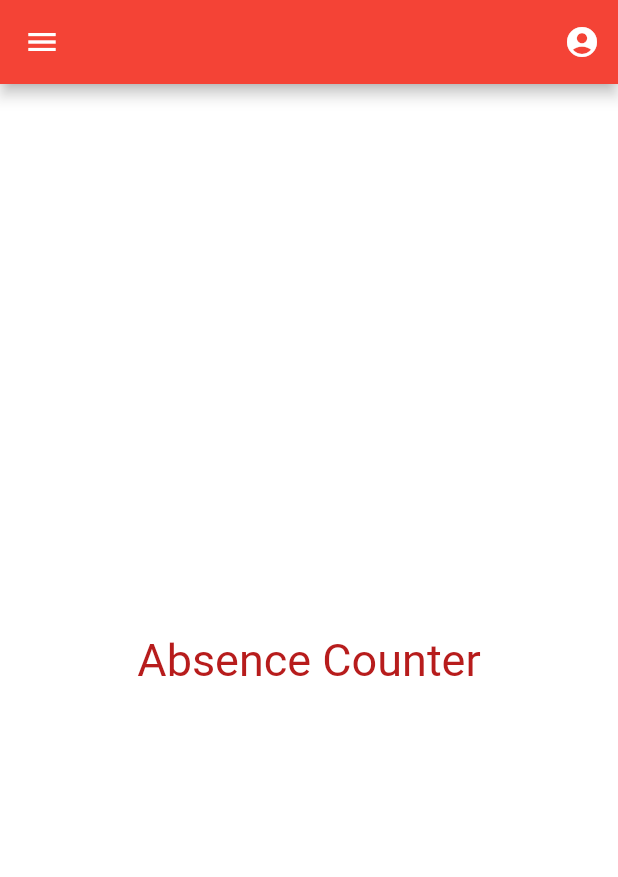
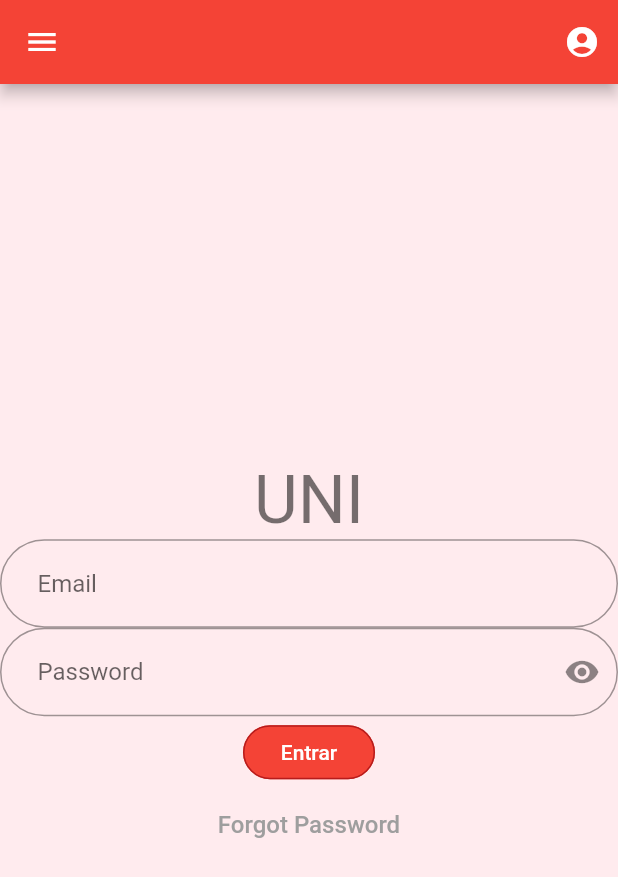
Before and after one commit to P1ntas/ESOF, a Flutter app: the screen it shows after launch, on a phone screen of 412 x 824 dp. Shown: the top 877 px of the screen. Run offline on Flutter 3.47's test engine with Material 2 defaults, Android fonts, the phone set to English and light mode, and no system bars; Roboto replaces fonts that are missing (OpenSans).

Commit message:
Add Login Page to Student Feature

```diff
--- a/absence_counter/lib/main.dart
+++ b/absence_counter/lib/main.dart
@@ -1,5 +1,5 @@
 import 'package:flutter/material.dart';
-import 'package:my_first_flutter/screens/mainPage.dart';
+import 'package:my_first_flutter/screens/login.dart';
 import 'screens/students_main_screen/students_screen.dart';
 
 
@@ -18,7 +18,7 @@ class MyApp extends StatelessWidget {
       theme: ThemeData(
         primarySwatch: Colors.red,
       ),
-      home: MainPage(),
+      home: LoginForm(),
       //const MyHomePage(title: 'Absence Counter'),
     );
   }
--- /dev/null
+++ b/absence_counter/lib/screens/login.dart
@@ -0,0 +1,93 @@
+import 'dart:ui';
+
+import 'package:flutter/cupertino.dart';
+import 'package:flutter/material.dart';
+import 'package:my_first_flutter/screens/menu.dart';
+import 'package:my_first_flutter/screens/profile.dart';
+import 'package:my_first_flutter/screens/students_main_screen/students_screen.dart';
+
+class LoginForm extends StatefulWidget {
+  @override
+  _LoginFormState createState() => _LoginFormState();
+}
+
+class _LoginFormState extends State<LoginForm> {
+  bool ishiddenPassword = true;
+
+  @override
+  Widget build(BuildContext context) {
+    return Scaffold(
+      drawer: Menu(),
+      appBar: AppBar(
+        actions: [Profile()],
+      ),
+      backgroundColor: Theme.of(context).secondaryHeaderColor,
+      body: Column(
+        mainAxisAlignment: MainAxisAlignment.center,
+        children: [
+          Text(
+            'UNI',
+            style: Theme.of(context).textTheme.headline3,
+          ),
+
+          TextField(
+            keyboardType: TextInputType.emailAddress,
+            decoration: InputDecoration(
+                hintText: 'Email',
+                contentPadding:
+                EdgeInsets.symmetric(horizontal: 25, vertical: 20),
+                border: OutlineInputBorder(
+                    borderRadius: BorderRadius.circular(50.0))),
+          ),
+          TextField(
+            obscureText: ishiddenPassword,
+            decoration: InputDecoration(
+              contentPadding:
+              EdgeInsets.symmetric(horizontal: 25, vertical: 20),
+              border:
+              OutlineInputBorder(borderRadius: BorderRadius.circular(50.0)),
+              hintText: 'Password',
+              suffixIcon: InkWell(
+                onTap: _togglePasswordView,
+                child: Icon(
+                  Icons.visibility,
+                ),
+              ),
+            ),
+          ),
+          FlatButton(
+            color: Theme.of(context).primaryColor,
+            child: Text(
+              'Entrar',
+              style: TextStyle(
+                color: Colors.white,
+              ),
+            ),
+            shape: RoundedRectangleBorder(
+                borderRadius: BorderRadius.circular(50.0),
+                side: BorderSide(color: Colors.red.shade900)),
+            onPressed: () {
+              Navigator.of(context).push(
+                  MaterialPageRoute(builder: (context) => StudentScreen()));
+            },
+
+          ),
+          FlatButton(
+              child: Text(
+                'Forgot Password',
+                style: TextStyle(color: Colors.grey, fontSize: 16),
+              ),
+              onPressed: null)
+        ],
+      ),
+    );
+  }
+
+  void _togglePasswordView() {
+    if (ishiddenPassword == true) {
+      ishiddenPassword = false;
+    } else {
+      ishiddenPassword = true;
+    }
+  }
+}
--- a/absence_counter/lib/screens/mainPage.dart
+++ /dev/null
@@ -1,26 +0,0 @@
-import 'package:flutter/material.dart';
-import 'package:my_first_flutter/screens/menu.dart';
-import 'package:my_first_flutter/screens/profile.dart';
-import 'package:my_first_flutter/screens/students_main_screen/box.dart';
-
-
-class MainPage extends StatelessWidget {
-  @override
-  Widget build(BuildContext context) {
-    return Scaffold(
-      drawer: Menu(),
-      appBar: AppBar(
-        actions: [Profile()],
-      ),
-      backgroundColor: Colors.white,
-      body: new Center(
-        child: new Text('Absence Counter',
-            style: TextStyle(
-            color: Colors.red.shade900,
-            fontWeight: FontWeight.w400,
-            fontSize: 30.0,
-            fontStyle: FontStyle.normal,
-            fontFamily: "OpenSans"))),
-    );
-  }
-}
--- a/absence_counter/lib/screens/menu.dart
+++ b/absence_counter/lib/screens/menu.dart
@@ -1,5 +1,5 @@
 import 'package:flutter/material.dart';
-import 'package:my_first_flutter/screens/mainPage.dart';
+import 'package:my_first_flutter/screens/login.dart';
 import 'package:my_first_flutter/screens/students_main_screen/students_screen.dart';
 
 class Menu extends StatelessWidget {
@@ -90,7 +90,7 @@ class Menu extends StatelessWidget {
     switch (index) {
       case 1:
         Navigator.of(context).push(
-            MaterialPageRoute(builder: (context) => MainPage()));
+            MaterialPageRoute(builder: (context) => LoginForm()));
         break;
       case 7:
         Navigator.of(context).push(
--- a/absence_counter/lib/screens/profile.dart
+++ b/absence_counter/lib/screens/profile.dart
@@ -6,10 +6,6 @@ class Profile extends StatelessWidget {
     return PopupMenuButton(
         icon: Icon(Icons.account_circle),
         itemBuilder: (context) => [
-          PopupMenuItem(
-            child: Text("Ver Perfil"),
-            value: 1,
-          ),
         ]);
   }
 }
```
